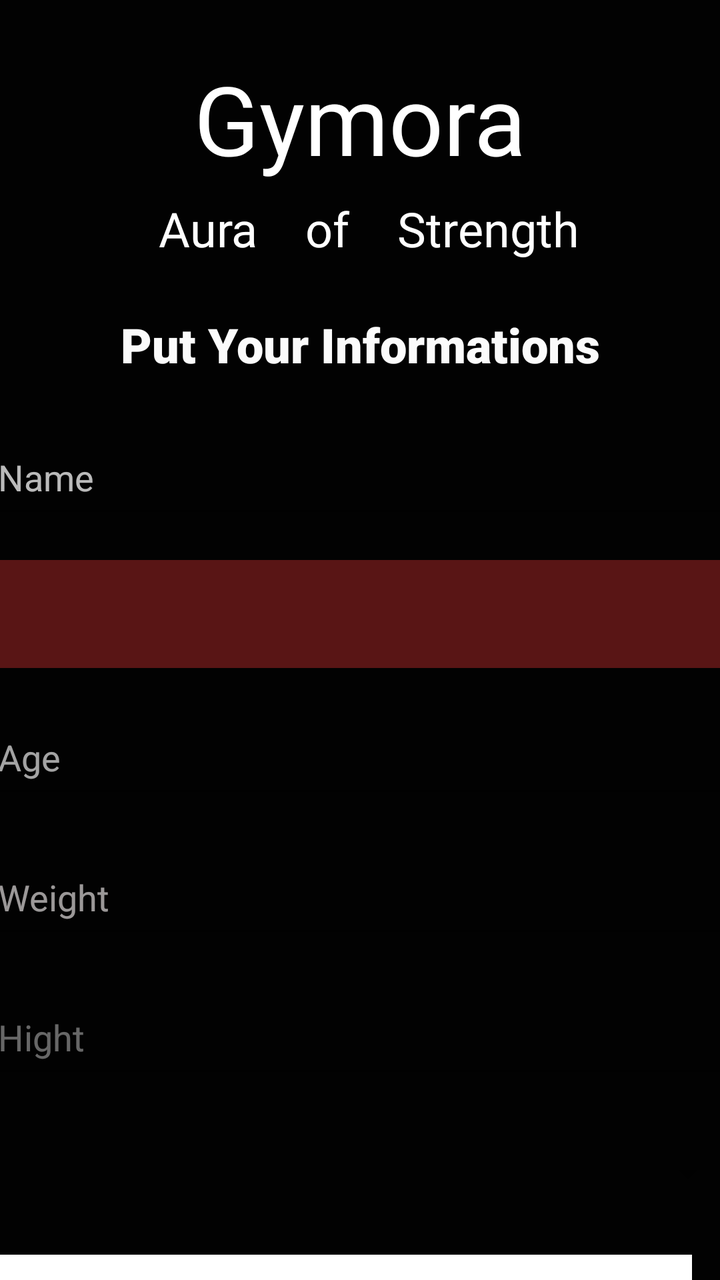
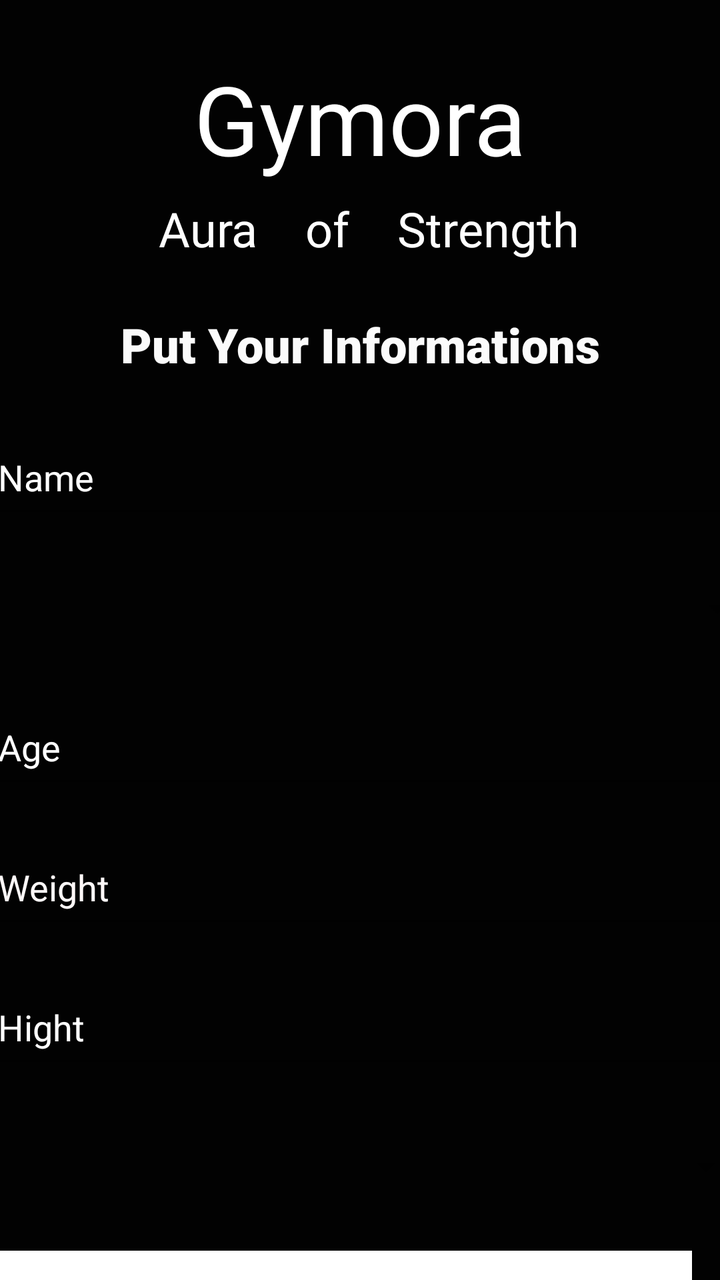

Compare the two renders of this Android layout. The source of the first and the diff that turns it into the second are given below.
<!-- AndroidManifest.xml: application theme Theme.Gymora -->
<!-- res/layout/activity_form.xml -->
<?xml version="1.0" encoding="utf-8"?>
<androidx.constraintlayout.widget.ConstraintLayout xmlns:android="http://schemas.android.com/apk/res/android"
    xmlns:app="http://schemas.android.com/apk/res-auto"
    xmlns:tools="http://schemas.android.com/tools"
    android:id="@+id/form_layout"
    android:layout_width="match_parent"
    android:layout_height="match_parent"
    android:background="#020202">

    <Spinner
        android:id="@+id/spinner2"
        android:layout_width="373dp"
        android:layout_height="54dp"
        android:layout_marginTop="16dp"
        app:layout_constraintEnd_toEndOf="parent"
        app:layout_constraintHorizontal_bias="0.421"
        app:layout_constraintStart_toStartOf="parent"
        app:layout_constraintTop_toBottomOf="@+id/editTextText5" />

    <Button
        android:id="@+id/submit_button"
        style="@style/Widget.AppCompat.Button"
        android:layout_width="375dp"
        android:layout_height="55dp"
        android:layout_marginTop="16dp"
        android:layout_marginEnd="16dp"
        android:background="@color/cardview_light_background"
        android:fontFamily="sans-serif-black"
        android:text="Next"
        android:textColor="#040404"
        android:textSize="24sp"
        app:layout_constraintBottom_toBottomOf="parent"
        app:layout_constraintEnd_toEndOf="parent"
        app:layout_constraintHorizontal_bias="0.95"
        app:layout_constraintStart_toStartOf="parent"
        app:layout_constraintTop_toBottomOf="@+id/spinner2"
        app:layout_constraintVertical_bias="0.065" />

    <TextView
        android:id="@+id/textView8"
        android:layout_width="403dp"
        android:layout_height="52dp"
        android:layout_marginStart="8dp"
        android:fontFamily="@font/agbalumo"
        android:text="Aura    of    Strength"
        android:textAlignment="center"
        android:textColor="#FFFFFF"
        android:textSize="24sp"
        app:layout_constraintEnd_toEndOf="parent"
        app:layout_constraintStart_toStartOf="parent"
        app:layout_constraintTop_toBottomOf="@+id/textView7" />

    <TextView
        android:id="@+id/textView7"
        android:layout_width="404dp"
        android:layout_height="71dp"
        android:layout_marginStart="3dp"
        android:layout_marginTop="27dp"
        android:layout_marginEnd="4dp"
        android:fontFamily="@font/agbalumo"
        android:text="Gymora"
        android:textAlignment="center"
        android:textColor="#FFFFFF"
        android:textSize="48sp"
        app:layout_constraintEnd_toEndOf="parent"
        app:layout_constraintStart_toStartOf="parent"
        app:layout_constraintTop_toTopOf="parent" />

    <EditText
        android:id="@+id/editTextText5"
        android:layout_width="373dp"
        android:layout_height="54dp"
        android:layout_marginTop="16dp"
        android:ems="10"
        android:hint="Hight"
        android:inputType="text"
        android:textColor="@color/white"
        android:textColorHint="#66FFFFFF"
        app:layout_constraintEnd_toEndOf="parent"
        app:layout_constraintHorizontal_bias="0.421"
        app:layout_constraintStart_toStartOf="parent"
        app:layout_constraintTop_toBottomOf="@+id/editTextText4" />

    <EditText
        android:id="@+id/editTextText4"
        android:layout_width="373dp"
        android:layout_height="54dp"
        android:layout_marginTop="16dp"
        android:ems="10"
        android:hint="Weight"
        android:inputType="text"
        android:textColor="@color/black"
        android:textColorHint="#9CFDF8F8"
        app:layout_constraintEnd_toEndOf="parent"
        app:layout_constraintHorizontal_bias="0.421"
        app:layout_constraintStart_toStartOf="parent"
        app:layout_constraintTop_toBottomOf="@+id/editTextText2" />

    <EditText
        android:id="@+id/editTextText2"
        android:layout_width="373dp"
        android:layout_height="54dp"
        android:layout_marginTop="16dp"
        android:ems="10"
        android:hint="Age"
        android:inputType="text"
        android:textColor="@color/white"
        android:textColorHint="#A3FFFFFF"
        app:layout_constraintEnd_toEndOf="parent"
        app:layout_constraintHorizontal_bias="0.421"
        app:layout_constraintStart_toStartOf="parent"
        app:layout_constraintTop_toBottomOf="@+id/spinner1" />

    <TextView
        android:id="@+id/textView6"
        android:layout_width="310dp"
        android:layout_height="50dp"
        android:layout_marginTop="156dp"
        android:fontFamily="sans-serif-black"
        android:text="Put Your Informations"
        android:textAlignment="center"
        android:textColor="#FBFBFB"
        android:textSize="24sp"
        app:layout_constraintEnd_toEndOf="parent"
        app:layout_constraintHorizontal_bias="0.497"
        app:layout_constraintStart_toStartOf="parent"
        app:layout_constraintTop_toTopOf="parent" />

    <EditText
        android:id="@+id/editTextText"
        android:layout_width="373dp"
        android:layout_height="54dp"
        android:layout_marginTop="4dp"
        android:ems="10"
        android:hint="Name"
        android:inputType="text"
        android:textColor="@color/white"
        android:textColorHint="#BAFFFFFF"
        app:layout_constraintEnd_toEndOf="parent"
        app:layout_constraintHorizontal_bias="0.421"
        app:layout_constraintStart_toStartOf="parent"
        app:layout_constraintTop_toBottomOf="@+id/textView6" />

    <Spinner
        android:id="@+id/spinner1"
        android:layout_width="373dp"
        android:layout_height="54dp"
        android:layout_marginTop="16dp"
        android:background="#591515"
        app:layout_constraintEnd_toEndOf="parent"
        app:layout_constraintStart_toStartOf="parent"
        app:layout_constraintTop_toBottomOf="@+id/editTextText" />

</androidx.constraintlayout.widget.ConstraintLayout>
<!-- resources referenced by this layout -->
<resources>
  <color name="black">#FF000000</color>
  <color name="white">#FFFFFFFF</color>
  <style name="Theme.Gymora" parent="Base.Theme.Gymora" />
  <style name="Base.Theme.Gymora" parent="Theme.AppCompat.DayNight.NoActionBar">
          
          
      </style>
</resources>

<!-- the commit's change to res/layout/activity_form.xml (unified diff, before → after) -->
@@ -9,11 +9,11 @@
 
     <Spinner
         android:id="@+id/spinner2"
-        android:layout_width="373dp"
-        android:layout_height="54dp"
+        android:layout_width="383dp"
+        android:layout_height="57dp"
         android:layout_marginTop="16dp"
         app:layout_constraintEnd_toEndOf="parent"
-        app:layout_constraintHorizontal_bias="0.421"
+        app:layout_constraintHorizontal_bias="0.285"
         app:layout_constraintStart_toStartOf="parent"
         app:layout_constraintTop_toBottomOf="@+id/editTextText5" />
 
@@ -73,9 +73,9 @@
         android:layout_marginTop="16dp"
         android:ems="10"
         android:hint="Hight"
-        android:inputType="text"
+        android:inputType="number|numberDecimal"
         android:textColor="@color/white"
-        android:textColorHint="#66FFFFFF"
+        android:textColorHint="#FFFFFF"
         app:layout_constraintEnd_toEndOf="parent"
         app:layout_constraintHorizontal_bias="0.421"
         app:layout_constraintStart_toStartOf="parent"
@@ -88,9 +88,9 @@
         android:layout_marginTop="16dp"
         android:ems="10"
         android:hint="Weight"
-        android:inputType="text"
-        android:textColor="@color/black"
-        android:textColorHint="#9CFDF8F8"
+        android:inputType="number|numberDecimal"
+        android:textColor="@color/white"
+        android:textColorHint="#FDF8F8"
         app:layout_constraintEnd_toEndOf="parent"
         app:layout_constraintHorizontal_bias="0.421"
         app:layout_constraintStart_toStartOf="parent"
@@ -103,9 +103,9 @@
         android:layout_marginTop="16dp"
         android:ems="10"
         android:hint="Age"
-        android:inputType="text"
+        android:inputType="number"
         android:textColor="@color/white"
-        android:textColorHint="#A3FFFFFF"
+        android:textColorHint="#FFFFFF"
         app:layout_constraintEnd_toEndOf="parent"
         app:layout_constraintHorizontal_bias="0.421"
         app:layout_constraintStart_toStartOf="parent"
@@ -135,7 +135,7 @@
         android:hint="Name"
         android:inputType="text"
         android:textColor="@color/white"
-        android:textColorHint="#BAFFFFFF"
+        android:textColorHint="#FFFFFF"
         app:layout_constraintEnd_toEndOf="parent"
         app:layout_constraintHorizontal_bias="0.421"
         app:layout_constraintStart_toStartOf="parent"
@@ -143,11 +143,11 @@
 
     <Spinner
         android:id="@+id/spinner1"
-        android:layout_width="373dp"
-        android:layout_height="54dp"
+        android:layout_width="385dp"
+        android:layout_height="49dp"
         android:layout_marginTop="16dp"
-        android:background="#591515"
         app:layout_constraintEnd_toEndOf="parent"
+        app:layout_constraintHorizontal_bias="0.115"
         app:layout_constraintStart_toStartOf="parent"
         app:layout_constraintTop_toBottomOf="@+id/editTextText" />
 
<!-- resource entries referenced after the edit -->
@@ -1,6 +1,5 @@
 <!-- resources referenced by this layout -->
 <resources>
-  <color name="black">#FF000000</color>
   <color name="white">#FFFFFFFF</color>
   <style name="Theme.Gymora" parent="Base.Theme.Gymora" />
   <style name="Base.Theme.Gymora" parent="Theme.AppCompat.DayNight.NoActionBar">
